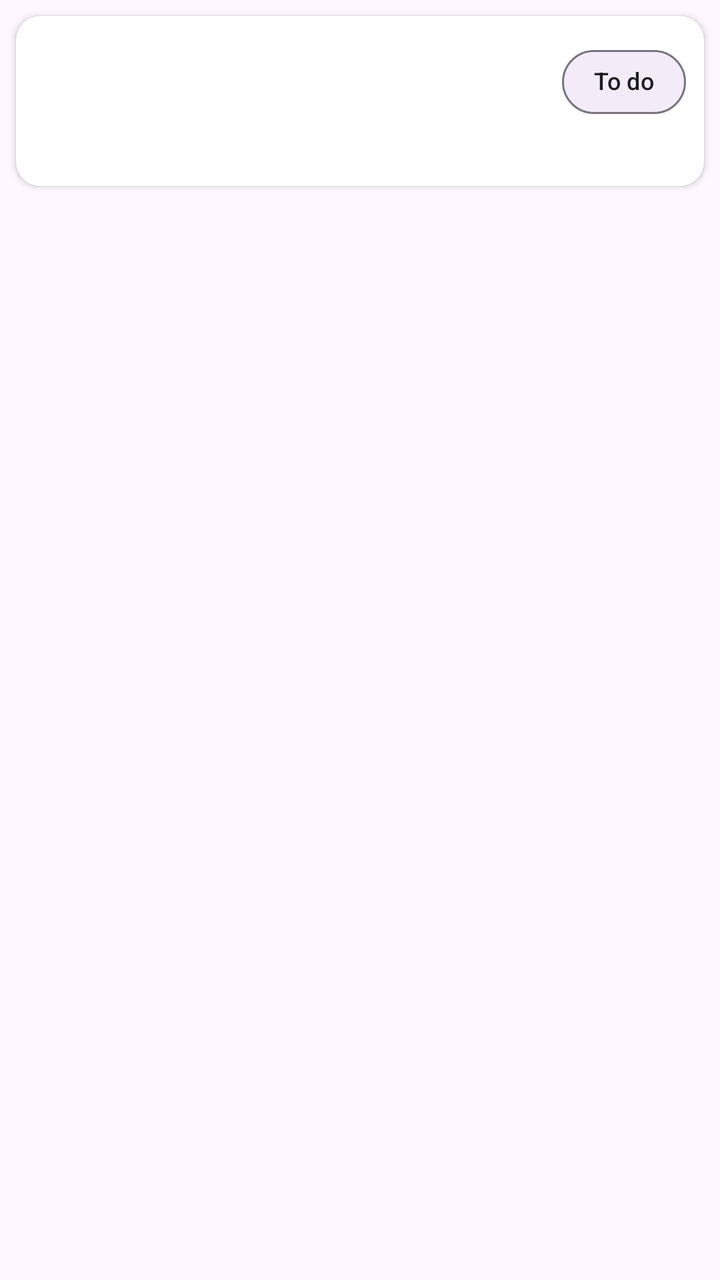
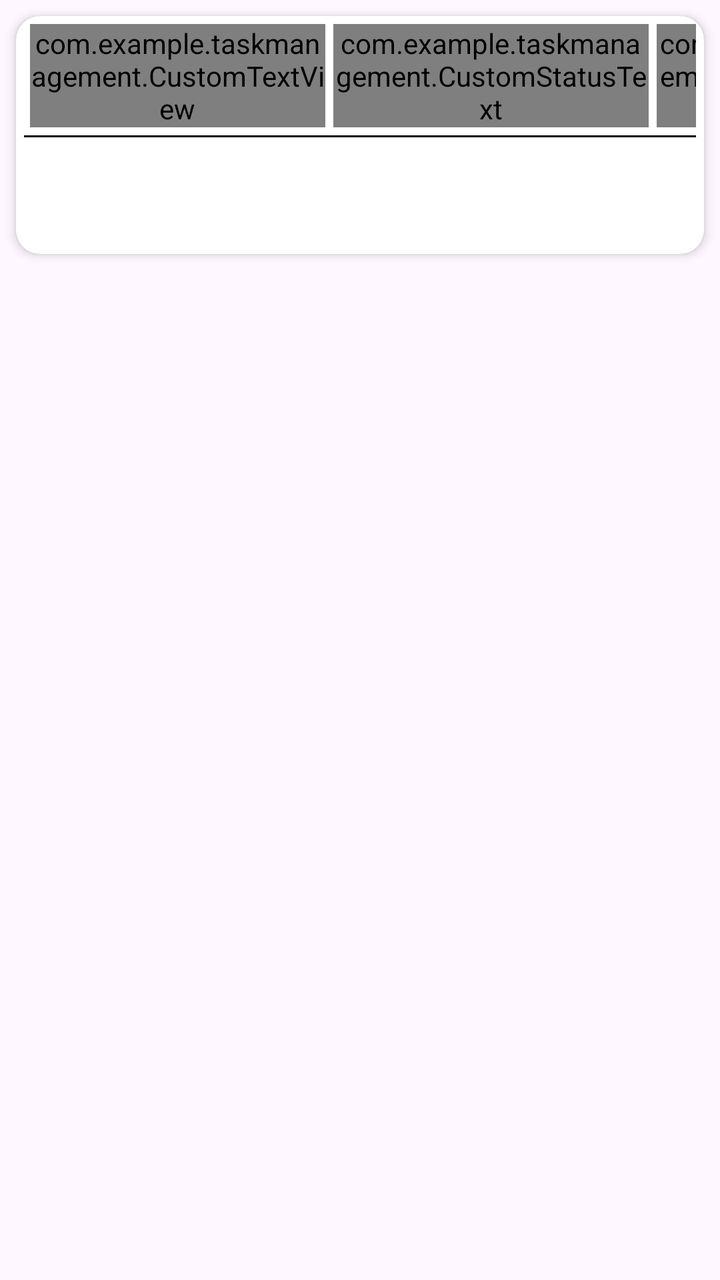

Screens rendered from an Android XML layout before and after an edit, with the pre-edit source and the edit as a unified diff.
<!-- AndroidManifest.xml: application theme Theme.TaskManagement -->
<!-- res/layout/task_item.xml -->
<?xml version="1.0" encoding="utf-8"?>
<layout xmlns:android="http://schemas.android.com/apk/res/android"
    xmlns:app="http://schemas.android.com/apk/res-auto">

    <data>

    </data>

    <LinearLayout
        android:layout_width="match_parent"
        android:layout_height="wrap_content"
        android:orientation="vertical">

        <androidx.cardview.widget.CardView
            android:layout_width="match_parent"
            android:layout_height="wrap_content"
            app:cardCornerRadius="12sp"
            android:layout_margin="8dp">
            <LinearLayout
                android:layout_width="match_parent"
                android:layout_height="wrap_content"
                android:orientation="vertical"
                android:padding="3dp"
                android:layout_margin="6dp"
                >
                <LinearLayout
                    android:layout_width="match_parent"
                    android:layout_height="wrap_content"
                    android:orientation="horizontal">
                    <TextView
                        android:layout_weight="1"
                        android:id="@+id/title"
                        android:textSize="20dp"

                        android:textColor="@color/darknavey"
                        android:layout_width="match_parent"
                        android:layout_height="wrap_content"/>
                    <com.google.android.material.chip.Chip
                        android:id="@+id/status"
                        android:layout_width="wrap_content"
                        android:layout_height="wrap_content"
                        android:text="To do"
                        android:textSize="12sp"
                        android:clickable="false"
                        android:focusable="false"
                        app:chipCornerRadius="20dp"
                        app:chipMinHeight="32dp"
                        app:closeIconVisible="false"
                        app:checkedIconVisible="false" />
                </LinearLayout>

                <TextView
                    android:id="@+id/date"

                    android:layout_width="match_parent"
                    android:layout_height="wrap_content"/>
            </LinearLayout>
        </androidx.cardview.widget.CardView>

    </LinearLayout>
</layout>
<!-- resources referenced by this layout -->
<resources>
  <color name="darknavey">#1E3A5F</color>
  <style name="Theme.TaskManagement" parent="Base.Theme.TaskManagement" />
  <style name="Base.Theme.TaskManagement" parent="Theme.Material3.DayNight.NoActionBar">
          
          
      </style>
</resources>

<!-- the commit's change to res/layout/task_item.xml (unified diff, before → after) -->
@@ -2,9 +2,7 @@
 <layout xmlns:android="http://schemas.android.com/apk/res/android"
     xmlns:app="http://schemas.android.com/apk/res-auto">
 
-    <data>
-
-    </data>
+    <data />
 
     <LinearLayout
         android:layout_width="match_parent"
@@ -14,48 +12,114 @@
         <androidx.cardview.widget.CardView
             android:layout_width="match_parent"
             android:layout_height="wrap_content"
-            app:cardCornerRadius="12sp"
-            android:layout_margin="8dp">
+            android:layout_margin="8dp"
+            app:cardCornerRadius="12dp"
+            app:cardElevation="3dp">
+
             <LinearLayout
                 android:layout_width="match_parent"
                 android:layout_height="wrap_content"
                 android:orientation="vertical"
-                android:padding="3dp"
-                android:layout_margin="6dp"
-                >
+                android:padding="4dp">
+
+
                 <LinearLayout
                     android:layout_width="match_parent"
                     android:layout_height="wrap_content"
-                    android:orientation="horizontal">
+                    android:orientation="horizontal"
+                    android:weightSum="4">
+
+                  <com.example.taskmanagement.CustomTextView
+                      android:layout_marginLeft="3dp"
+                      android:id="@+id/reference"
+                      android:layout_weight="1"
+                      android:layout_width="wrap_content"
+                      android:layout_height="wrap_content"/>
+                    <com.example.taskmanagement.CustomStatusText
+                        android:id="@+id/status"
+                        android:layout_marginLeft="4dp"
+                        android:layout_weight="1"
+                        android:layout_width="wrap_content"
+                        android:layout_height="wrap_content"/>
+                    <com.example.taskmanagement.CustomPriorityText
+                        android:layout_weight="1"
+                        android:layout_marginLeft="4dp"
+                        android:id="@+id/periority"
+                        android:layout_width="wrap_content"
+                        android:layout_height="wrap_content"/>
                     <TextView
-                        android:layout_weight="1"
-                        android:id="@+id/title"
-                        android:textSize="20dp"
 
-                        android:textColor="@color/darknavey"
-                        android:layout_width="match_parent"
-                        android:layout_height="wrap_content"/>
-                    <com.google.android.material.chip.Chip
-                        android:id="@+id/status"
+                        android:id="@+id/date"
+                        android:layout_weight="0.8"
+                        android:gravity="end"
                         android:layout_width="wrap_content"
                         android:layout_height="wrap_content"
-                        android:text="To do"
-                        android:textSize="12sp"
-                        android:clickable="false"
-                        android:focusable="false"
-                        app:chipCornerRadius="20dp"
-                        app:chipMinHeight="32dp"
-                        app:closeIconVisible="false"
-                        app:checkedIconVisible="false" />
+
+                        android:textSize="12sp" />
+                    <ImageView
+                        android:id="@+id/updatebtn"
+                        android:layout_width="18dp"
+                        android:layout_height="18dp"
+                        android:src="@drawable/options"
+                        android:layout_weight="0.2"/>
+
                 </LinearLayout>
 
-                <TextView
-                    android:id="@+id/date"
+                <View
+                    android:layout_width="match_parent"
+                    android:layout_marginTop="4dp"
+                    android:layout_height="1dp"
+                   android:background="@color/black"/>
+<LinearLayout
+    android:layout_width="match_parent"
+    android:layout_height="wrap_content"
+    android:orientation="horizontal">
+    <TextView
+        android:id="@+id/title"
+        android:layout_width="match_parent"
+        android:layout_height="wrap_content"
+        android:layout_marginTop="7dp"
+        android:textSize="16sp"
 
-                    android:layout_width="match_parent"
-                    android:layout_height="wrap_content"/>
-            </LinearLayout>
+        android:textColor="@color/darknavey"
+        android:textStyle="bold"
+        android:gravity="start"
+        android:singleLine="false"
+        android:scrollHorizontally="false"
+        android:ellipsize="none"
+        android:breakStrategy="simple" />
+
+
+
+</LinearLayout>
+
+
+<LinearLayout
+    android:layout_width="match_parent"
+    android:layout_height="wrap_content"
+    android:orientation="horizontal"
+    android:weightSum="2">
+    <TextView
+        android:id="@+id/team"
+android:layout_weight="1"
+        android:layout_width="match_parent"
+        android:layout_height="wrap_content"
+        android:layout_marginTop="8dp"
+        android:textSize="13sp" />
+    <TextView
+        android:id="@+id/category"
+android:layout_weight="1"
+        android:layout_width="match_parent"
+        android:layout_height="wrap_content"
+        android:layout_marginTop="8dp"
+        android:textSize="13sp" />
+</LinearLayout>
+
+</LinearLayout>
+
+
         </androidx.cardview.widget.CardView>
 
     </LinearLayout>
+
 </layout>
<!-- resource entries referenced after the edit -->
@@ -1,6 +1,8 @@
 <!-- resources referenced by this layout -->
 <resources>
+  <color name="black">#FF000000</color>
   <color name="darknavey">#1E3A5F</color>
+  <!-- drawable options: png bitmap (drawable, 6493 bytes) -->
   <style name="Theme.TaskManagement" parent="Base.Theme.TaskManagement" />
   <style name="Base.Theme.TaskManagement" parent="Theme.Material3.DayNight.NoActionBar">
           
